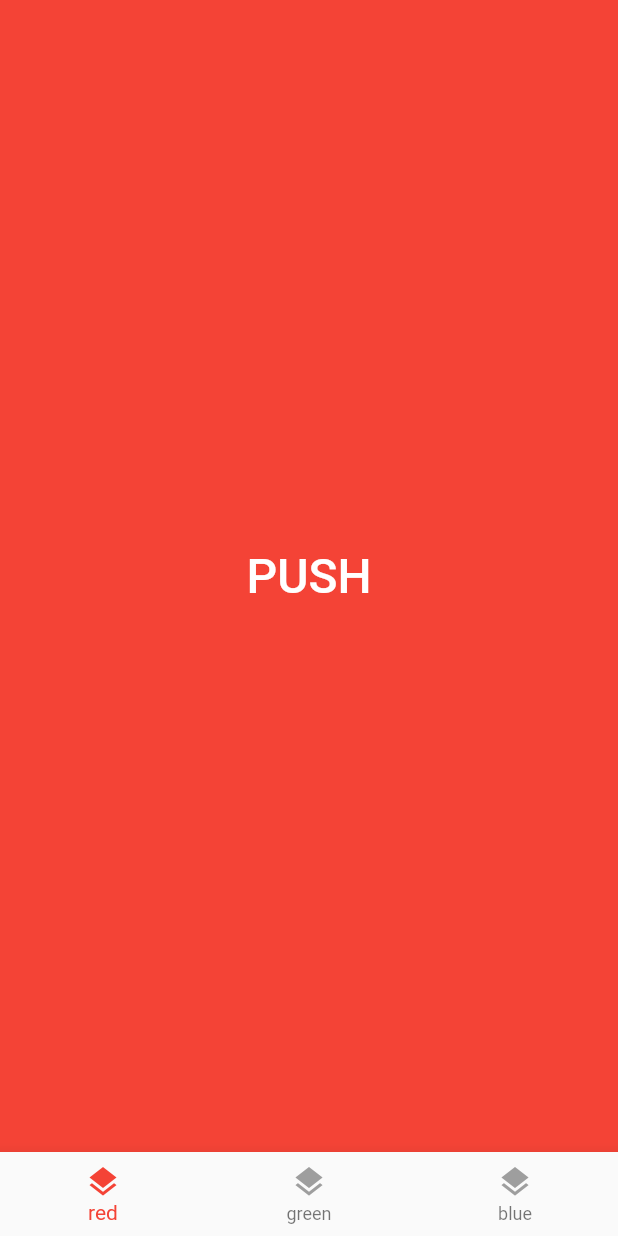
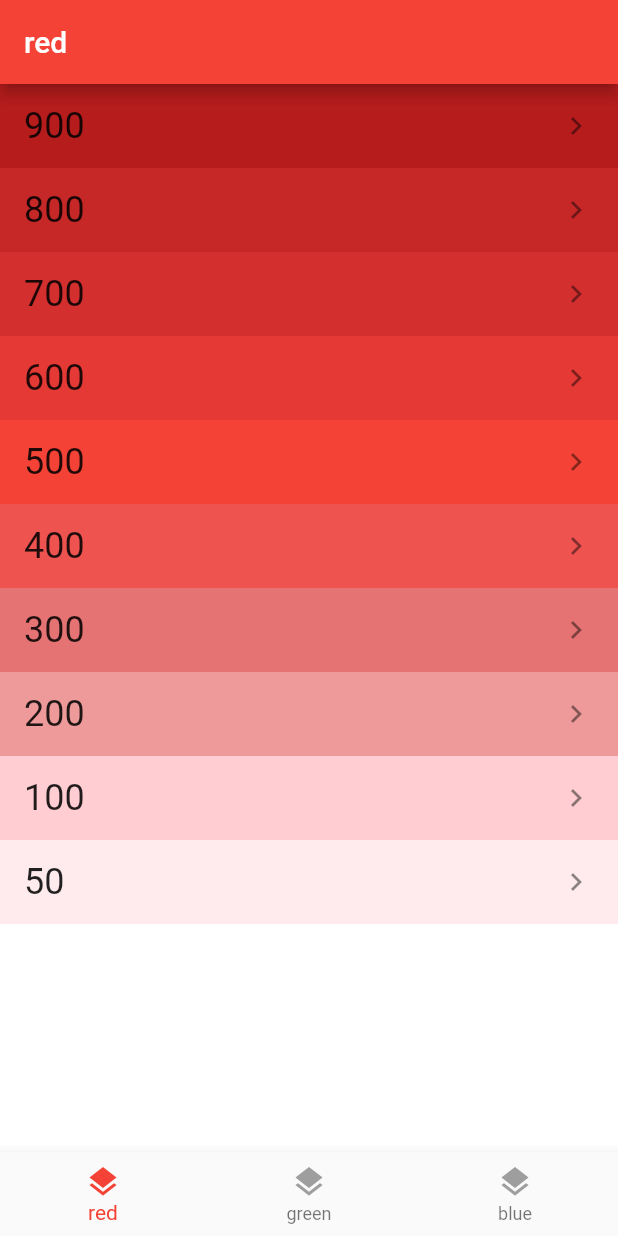
Before and after one commit to y129may9th/flutter-bottom-navigation-bar, a Flutter app: the screen it shows after launch, on a phone screen of 412 x 824 dp. Run offline on Flutter 3.47's test engine with Material 2 defaults, Android fonts, the phone set to English and light mode, and no system bars.

Commit message:
feat: wrap the body of our Scaffold object with a new Navigator

```diff
--- a/lib/app.dart
+++ b/lib/app.dart
@@ -1,6 +1,6 @@
 import 'package:flutter/material.dart';
-import 'package:flutter_bottom_navigation_bar/color_detail_page.dart';
 import 'package:flutter_bottom_navigation_bar/tab_item.dart';
+import 'package:flutter_bottom_navigation_bar/tab_navigator.dart';
 
 class App extends StatefulWidget {
   const App({super.key});
@@ -10,6 +10,7 @@ class App extends StatefulWidget {
 }
 
 class AppState extends State<App> {
+  final navigatorKey = GlobalKey<NavigatorState>();
   var _currentTab = TabItem.red;
 
   void _selectTab(TabItem tabItem) {
@@ -19,35 +20,15 @@ class AppState extends State<App> {
   @override
   Widget build(BuildContext context) {
     return Scaffold(
-      body: _buildBody(),
+      body: TabNavigator(
+        navigatorKey: navigatorKey,
+        tabItem: _currentTab,
+      ),
       bottomNavigationBar: BottomNavigation(
         currentTab: _currentTab,
         onSelectTab: _selectTab,
       ),
     );
-  }
-
-  Widget _buildBody() {
-    return Container(
-        color: activeTabColor[TabItem.red],
-        alignment: Alignment.center,
-        child: TextButton(
-          onPressed: _push,
-          child: const Text(
-            'PUSH',
-            style: TextStyle(fontSize: 32.0, color: Colors.white),
-          ),
-        ));
-  }
-
-  void _push() {
-    Navigator.of(context).push(MaterialPageRoute(
-      // we'll look at ColorDetailPage later
-      builder: (context) => ColorDetailPage(
-        color: activeTabColor[TabItem.red],
-        title: tabName[TabItem.red],
-      ),
-    ));
   }
 }
 
@@ -80,11 +61,11 @@ class BottomNavigation extends StatelessWidget {
         Icons.layers,
         color: _colorTabMatching(tabItem),
       ),
-      label: tabName[tabItem],
+      label: tabItem.name,
     );
   }
 
   MaterialColor? _colorTabMatching(TabItem item) {
-    return currentTab == item ? activeTabColor[item] : Colors.grey;
+    return currentTab == item ? item.color : Colors.grey;
   }
 }
--- a/lib/color_detail_page.dart
+++ b/lib/color_detail_page.dart
@@ -17,7 +17,7 @@ class ColorDetailPage extends StatelessWidget {
         ),
       ),
       body: Container(
-        color: color,
+        color: color![materialIndex],
       ),
     );
   }
--- /dev/null
+++ b/lib/colors_list_page.dart
@@ -0,0 +1,57 @@
+import 'package:flutter/material.dart';
+
+class ColorsListPage extends StatelessWidget {
+  ColorsListPage(
+      {super.key,
+      required this.color,
+      required this.title,
+      required this.onPush});
+  final MaterialColor color;
+  final String title;
+  final ValueChanged<int> onPush;
+
+  @override
+  Widget build(BuildContext context) {
+    return Scaffold(
+        appBar: AppBar(
+          title: Text(
+            title,
+          ),
+          backgroundColor: color,
+        ),
+        body: Container(
+          color: Colors.white,
+          child: _buildList(),
+        ));
+  }
+
+  final List<int> materialIndices = [
+    900,
+    800,
+    700,
+    600,
+    500,
+    400,
+    300,
+    200,
+    100,
+    50
+  ];
+
+  Widget _buildList() {
+    return ListView.builder(
+        itemCount: materialIndices.length,
+        itemBuilder: (BuildContext content, int index) {
+          int materialIndex = materialIndices[index];
+          return Container(
+            color: color[materialIndex],
+            child: ListTile(
+              title: Text('$materialIndex',
+                  style: const TextStyle(fontSize: 24.0)),
+              trailing: const Icon(Icons.chevron_right),
+              onTap: () => onPush(materialIndex),
+            ),
+          );
+        });
+  }
+}
--- a/lib/tab_item.dart
+++ b/lib/tab_item.dart
@@ -1,15 +1,10 @@
 import 'package:flutter/material.dart';
 
-enum TabItem { red, green, blue }
+enum TabItem {
+  red(Colors.red),
+  green(Colors.green),
+  blue(Colors.blue);
 
-const Map<TabItem, String> tabName = {
-  TabItem.red: 'red',
-  TabItem.green: 'green',
-  TabItem.blue: 'blue',
-};
-
-const Map<TabItem, MaterialColor> activeTabColor = {
-  TabItem.red: Colors.red,
-  TabItem.green: Colors.green,
-  TabItem.blue: Colors.blue,
-};
+  const TabItem(this.color);
+  final MaterialColor color;
+}
--- /dev/null
+++ b/lib/tab_navigator.dart
@@ -0,0 +1,66 @@
+// Scaffold オブジェクトのボディを新しい Navigator で包む。
+import 'package:flutter/material.dart';
+import 'package:flutter_bottom_navigation_bar/color_detail_page.dart';
+import 'package:flutter_bottom_navigation_bar/colors_list_page.dart';
+import 'package:flutter_bottom_navigation_bar/tab_item.dart';
+
+class TabNavigatorRoutes {
+  static const String root = '/';
+  static const String detail = '/detail';
+}
+
+class TabNavigator extends StatelessWidget {
+  const TabNavigator(
+      {super.key, required this.navigatorKey, required this.tabItem});
+  // navigatorKey は GlobalKey<NavigatorState> 型。アプリ全体でナビゲータを一意に識別するために、このキーが必要。
+  final GlobalKey<NavigatorState> navigatorKey;
+  final TabItem tabItem;
+
+  // _routeBuilders は、定義した2つのルートにそれぞれ WidgetBuilder を関連付ける、
+  Map<String, WidgetBuilder> _routeBuilders(BuildContext context,
+      {int materialIndex = 500}) {
+    return {
+      TabNavigatorRoutes.root: (context) => ColorsListPage(
+            color: tabItem.color,
+            title: tabItem.name,
+            onPush: (materialIndex) =>
+                _push(context, materialIndex: materialIndex),
+          ),
+      TabNavigatorRoutes.detail: (context) => ColorDetailPage(
+            color: tabItem.color,
+            title: tabItem.name,
+            materialIndex: materialIndex,
+          ),
+    };
+  }
+
+  // 新しい Navigator オブジェクトを返す build() メソッド
+  // This takes a key and an initialRoute parameter.
+  @override
+  Widget build(BuildContext context) {
+    final routeBuilders = _routeBuilders(context);
+    return Navigator(
+      key: navigatorKey,
+      initialRoute: TabNavigatorRoutes.root,
+      onGenerateRoute: (routeSettings) {
+        // _routeBuilders() メソッドを利用するために onGenerateRoute を呼び出す。
+        return MaterialPageRoute(
+          // プッシュされる新しいルートの作成
+          builder: (context) => routeBuilders[routeSettings.name!]!(context),
+        );
+      },
+    );
+  }
+
+  void _push(BuildContext context, {int materialIndex = 500}) {
+    var routeBuilders = _routeBuilders(context, materialIndex: materialIndex);
+
+    Navigator.push(
+      context,
+      MaterialPageRoute(
+        builder: (context) =>
+            routeBuilders[TabNavigatorRoutes.detail]!(context),
+      ),
+    );
+  }
+}
```
